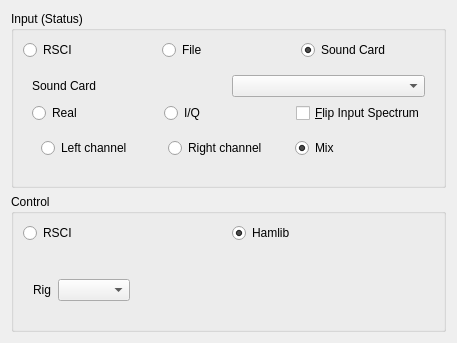
First picture: the form in dream/src/GUI-QT/receiverinputwidget.ui, repository mmjee/dream-patched, before the edit.
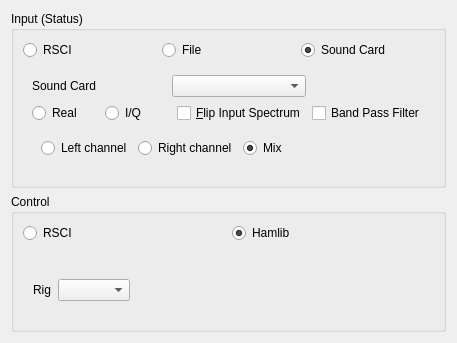
Second picture: the form after the edit.

```diff
--- a/dream/src/GUI-QT/receiverinputwidget.ui
+++ b/dream/src/GUI-QT/receiverinputwidget.ui
@@ -157,6 +157,13 @@
             </widget>
            </widget>
           </item>
+          <item row="1" column="1">
+           <widget class="QCheckBox" name="checkBoxBPFSound">
+            <property name="text">
+             <string>Band Pass Filter</string>
+            </property>
+           </widget>
+          </item>
          </layout>
         </widget>
         <widget class="QWidget" name="pageFile">
```
Left out of the diff: 9 changed lines with no effect on the pictures.
